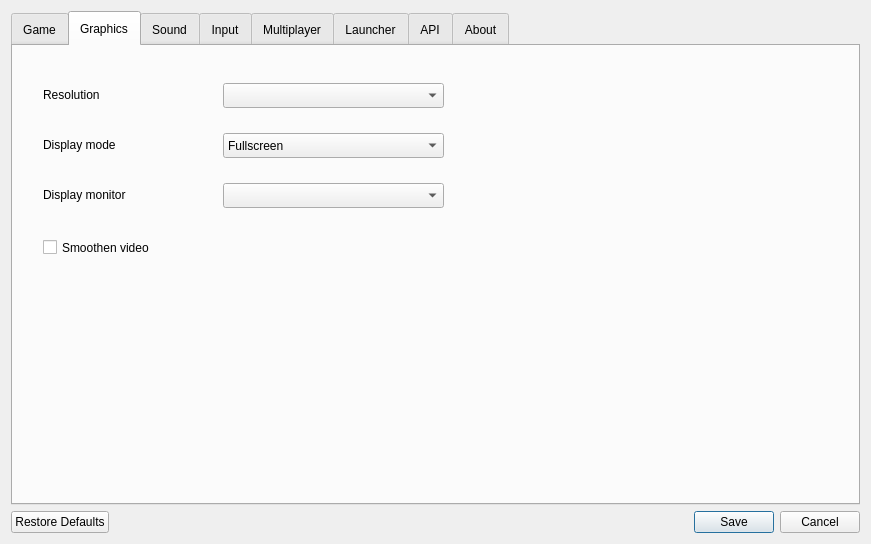
Qt form settingsdialog.ui (yani/keeperfx-launcher-qt) before a commit.
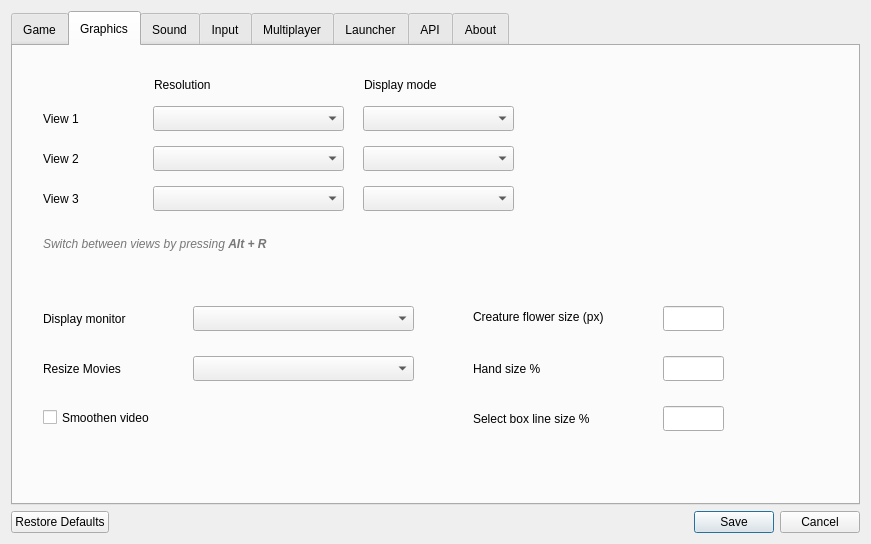
The same form after that commit. The open tabs and pages were chosen to show the change. Icons and pictures are not drawn.

Commit message: finish graphic settings page

```diff
--- a/settingsdialog.ui
+++ b/settingsdialog.ui
@@ -285,7 +285,7 @@
        <property name="geometry">
         <rect>
          <x>30</x>
-         <y>190</y>
+         <y>360</y>
          <width>291</width>
          <height>23</height>
         </rect>
@@ -297,8 +297,8 @@
       <widget class="QLabel" name="labelResolution">
        <property name="geometry">
         <rect>
-         <x>30</x>
-         <y>40</y>
+         <x>141</x>
+         <y>30</y>
          <width>151</width>
          <height>17</height>
         </rect>
@@ -315,9 +315,9 @@
       <widget class="QComboBox" name="comboBoxResolution">
        <property name="geometry">
         <rect>
-         <x>210</x>
-         <y>37</y>
-         <width>221</width>
+         <x>140</x>
+         <y>60</y>
+         <width>191</width>
          <height>25</height>
         </rect>
        </property>
@@ -330,9 +330,9 @@
       <widget class="QComboBox" name="comboBoxDisplayMode">
        <property name="geometry">
         <rect>
-         <x>210</x>
-         <y>87</y>
-         <width>221</width>
+         <x>350</x>
+         <y>60</y>
+         <width>151</width>
          <height>25</height>
         </rect>
        </property>
@@ -341,22 +341,12 @@
          <family>Arial</family>
         </font>
        </property>
-       <item>
-        <property name="text">
-         <string>Fullscreen</string>
-        </property>
-       </item>
-       <item>
-        <property name="text">
-         <string>Windowed</string>
-        </property>
-       </item>
       </widget>
       <widget class="QLabel" name="labelDisplayMode">
        <property name="geometry">
         <rect>
-         <x>30</x>
-         <y>90</y>
+         <x>351</x>
+         <y>30</y>
          <width>151</width>
          <height>17</height>
         </rect>
@@ -373,8 +363,8 @@
       <widget class="QComboBox" name="comboBoxDisplayMonitor">
        <property name="geometry">
         <rect>
-         <x>210</x>
-         <y>137</y>
+         <x>180</x>
+         <y>260</y>
          <width>221</width>
          <height>25</height>
         </rect>
@@ -389,7 +379,7 @@
        <property name="geometry">
         <rect>
          <x>30</x>
-         <y>140</y>
+         <y>264</y>
          <width>151</width>
          <height>17</height>
         </rect>
@@ -403,6 +393,268 @@
         <string>Display monitor</string>
        </property>
       </widget>
+      <widget class="QLabel" name="labelResolution_3">
+       <property name="geometry">
+        <rect>
+         <x>30</x>
+         <y>64</y>
+         <width>151</width>
+         <height>17</height>
+        </rect>
+       </property>
+       <property name="font">
+        <font>
+         <family>Arial</family>
+        </font>
+       </property>
+       <property name="text">
+        <string>View 1</string>
+       </property>
+      </widget>
+      <widget class="QLabel" name="labelResolution_4">
+       <property name="geometry">
+        <rect>
+         <x>30</x>
+         <y>104</y>
+         <width>151</width>
+         <height>17</height>
+        </rect>
+       </property>
+       <property name="font">
+        <font>
+         <family>Arial</family>
+        </font>
+       </property>
+       <property name="text">
+        <string>View 2</string>
+       </property>
+      </widget>
+      <widget class="QLabel" name="labelResolution_5">
+       <property name="geometry">
+        <rect>
+         <x>30</x>
+         <y>144</y>
+         <width>151</width>
+         <height>17</height>
+        </rect>
+       </property>
+       <property name="font">
+        <font>
+         <family>Arial</family>
+        </font>
+       </property>
+       <property name="text">
+        <string>View 3</string>
+       </property>
+      </widget>
+      <widget class="QComboBox" name="comboBoxResolution2">
+       <property name="geometry">
+        <rect>
+         <x>140</x>
+         <y>100</y>
+         <width>191</width>
+         <height>25</height>
+        </rect>
+       </property>
+       <property name="font">
+        <font>
+         <family>Arial</family>
+        </font>
+       </property>
+      </widget>
+      <widget class="QComboBox" name="comboBoxResolution3">
+       <property name="geometry">
+        <rect>
+         <x>140</x>
+         <y>140</y>
+         <width>191</width>
+         <height>25</height>
+        </rect>
+       </property>
+       <property name="font">
+        <font>
+         <family>Arial</family>
+        </font>
+       </property>
+      </widget>
+      <widget class="QComboBox" name="comboBoxDisplayMode2">
+       <property name="geometry">
+        <rect>
+         <x>350</x>
+         <y>100</y>
+         <width>151</width>
+         <height>25</height>
+        </rect>
+       </property>
+       <property name="font">
+        <font>
+         <family>Arial</family>
+        </font>
+       </property>
+      </widget>
+      <widget class="QComboBox" name="comboBoxDisplayMode3">
+       <property name="geometry">
+        <rect>
+         <x>350</x>
+         <y>140</y>
+         <width>151</width>
+         <height>25</height>
+        </rect>
+       </property>
+       <property name="font">
+        <font>
+         <family>Arial</family>
+        </font>
+       </property>
+      </widget>
+      <widget class="QLabel" name="label">
+       <property name="geometry">
+        <rect>
+         <x>30</x>
+         <y>190</y>
+         <width>441</width>
+         <height>17</height>
+        </rect>
+       </property>
+       <property name="styleSheet">
+        <string notr="true">QLabel { color: #777; }</string>
+       </property>
+       <property name="text">
+        <string>&lt;i&gt;Switch between views by pressing &lt;strong&gt;Alt + R&lt;/strong&gt;&lt;/i&gt;</string>
+       </property>
+      </widget>
+      <widget class="QLabel" name="labelResizeMovies">
+       <property name="geometry">
+        <rect>
+         <x>30</x>
+         <y>314</y>
+         <width>151</width>
+         <height>17</height>
+        </rect>
+       </property>
+       <property name="font">
+        <font>
+         <family>Arial</family>
+        </font>
+       </property>
+       <property name="text">
+        <string>Resize Movies</string>
+       </property>
+      </widget>
+      <widget class="QComboBox" name="comboBoxResizeMovies">
+       <property name="geometry">
+        <rect>
+         <x>180</x>
+         <y>310</y>
+         <width>221</width>
+         <height>25</height>
+        </rect>
+       </property>
+       <property name="font">
+        <font>
+         <family>Arial</family>
+        </font>
+       </property>
+      </widget>
+      <widget class="QLabel" name="labelCreatureFlowerSize">
+       <property name="geometry">
+        <rect>
+         <x>460</x>
+         <y>262</y>
+         <width>171</width>
+         <height>17</height>
+        </rect>
+       </property>
+       <property name="font">
+        <font>
+         <family>Arial</family>
+        </font>
+       </property>
+       <property name="text">
+        <string>Creature flower size (px)</string>
+       </property>
+      </widget>
+      <widget class="QLineEdit" name="lineEditCreatureFlowerSize">
+       <property name="geometry">
+        <rect>
+         <x>650</x>
+         <y>260</y>
+         <width>61</width>
+         <height>25</height>
+        </rect>
+       </property>
+       <property name="font">
+        <font>
+         <family>Arial</family>
+        </font>
+       </property>
+      </widget>
+      <widget class="QLabel" name="labelHandSize">
+       <property name="geometry">
+        <rect>
+         <x>460</x>
+         <y>314</y>
+         <width>151</width>
+         <height>17</height>
+        </rect>
+       </property>
+       <property name="font">
+        <font>
+         <family>Arial</family>
+        </font>
+       </property>
+       <property name="text">
+        <string>Hand size %</string>
+       </property>
+      </widget>
+      <widget class="QLineEdit" name="lineEditHandSize">
+       <property name="geometry">
+        <rect>
+         <x>650</x>
+         <y>310</y>
+         <width>61</width>
+         <height>25</height>
+        </rect>
+       </property>
+       <property name="font">
+        <font>
+         <family>Arial</family>
+        </font>
+       </property>
+      </widget>
+      <widget class="QLineEdit" name="lineEditLineBoxSize">
+       <property name="geometry">
+        <rect>
+         <x>650</x>
+         <y>360</y>
+         <width>61</width>
+         <height>25</height>
+        </rect>
+       </property>
+       <property name="font">
+        <font>
+         <family>Arial</family>
+        </font>
+       </property>
+      </widget>
+      <widget class="QLabel" name="labelLineBoxSize">
+       <property name="geometry">
+        <rect>
+         <x>460</x>
+         <y>364</y>
+         <width>151</width>
+         <height>17</height>
+        </rect>
+       </property>
+       <property name="font">
+        <font>
+         <family>Arial</family>
+        </font>
+       </property>
+       <property name="text">
+        <string>Select box line size %</string>
+       </property>
+      </widget>
      </widget>
      <widget class="QWidget" name="tab3_sound">
       <attribute name="title">
```
Left out of the diff: 22 changed lines with no effect on the pictures. The commit also changes 1 other file.
